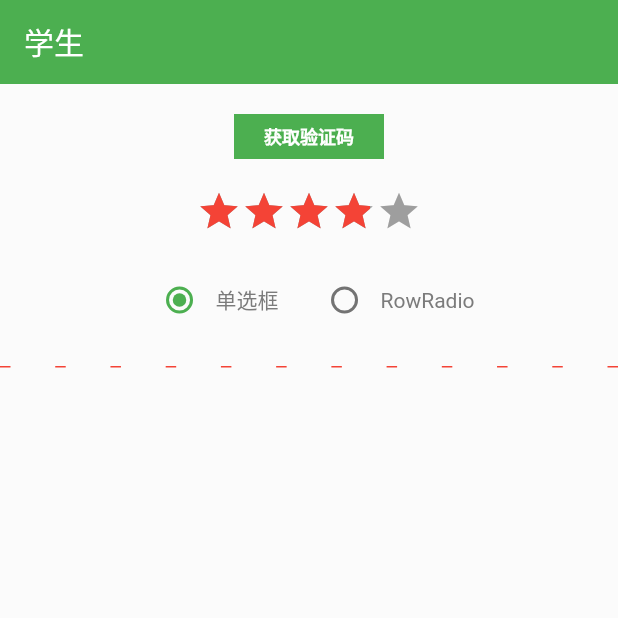
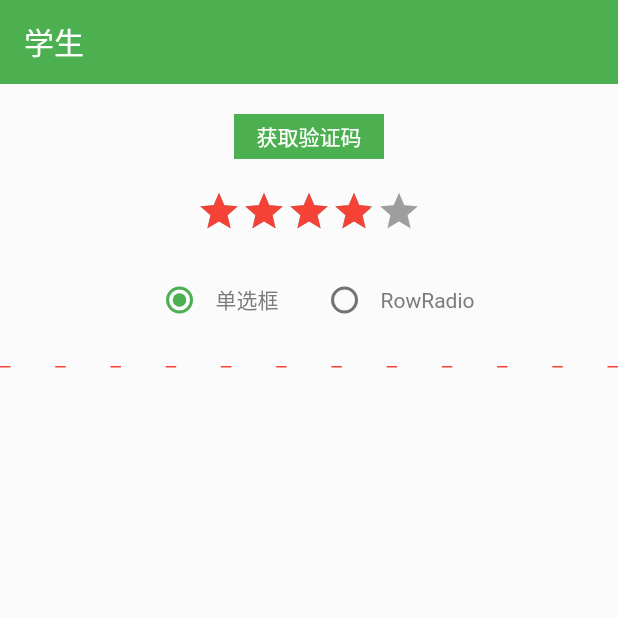
Before and after one commit to kingsic/flutterkit, a Flutter app: the screen it shows after launch, item 4 of the bottom bar chosen, on a phone screen of 412 x 824 dp, the top half of it. Run offline on Flutter 3.47's test engine with Material 2 defaults, Android fonts, the phone set to English and light mode, and no system bars; our stand-ins replace dio; missing offline and left inert: dart:html.

Commit message:
【组件的优化】

```diff
--- a/lib/components/get_verification_code.dart
+++ b/lib/components/get_verification_code.dart
@@ -10,23 +10,17 @@ class GetVerificationCode extends StatefulWidget {
   /// 倒计时结束后的按钮文字，默认为：重新验证码
   final String endData;
 
-  /// 文字大小，默认为：12
-  final double fontSize;
+  /// 文本样式
+  final TextStyle style;
 
-  /// 文字字号重，默认为：FontWeight.w600
-  final FontWeight fontWeight;
+  /// 不能点击状态下的文本样式
+  final TextStyle disabledStyle;
 
-  /// 普通状态下文字颜色，默认为：Colors.white
-  final Color textColor;
+  /// 普通状态下按钮的颜色，默认为：Colors.green
+  final Color color;
 
-  /// 不能点击状态下文字颜色，默认为：Colors.green
-  final Color disabledTextColor;
-
-  /// 普通状态下按钮背景颜色，默认为：Colors.green
-  final Color backgroundColor;
-
-  /// 不能点击状态下按钮背景颜色，默认为：Colors.black12
-  final Color disabledBackgroundColor;
+  /// 不能点击状态下按钮的颜色，默认为：Colors.black12
+  final Color disabledColor;
 
   /// 倒计时时间，默认为：60s
   final int count;
@@ -42,6 +36,9 @@ class GetVerificationCode extends StatefulWidget {
 
   /// 按钮的高度
   final double height;
+
+  /// 布局样式，默认为：Alignment.center
+  final AlignmentGeometry alignment;
 
   /// 圆角（BorderRadius.circular(_) or BorderRadius.only(topLeft: Radius.circular(_)））
   final BorderRadius borderRadius;
@@ -59,17 +56,16 @@ class GetVerificationCode extends StatefulWidget {
     Key key,
     this.data = "获取验证码",
     this.endData = "重新验证码",
-    this.fontSize = 12,
-    this.fontWeight = FontWeight.w600,
-    this.textColor = Colors.white,
-    this.disabledTextColor = Colors.green,
-    this.backgroundColor = Colors.green,
-    this.disabledBackgroundColor = Colors.black12,
+    this.style,
+    this.disabledStyle,
+    this.color = Colors.green,
+    this.disabledColor = Colors.black12,
     this.count = 60,
     this.previousText = "",
     this.followingText = "",
     this.width,
     this.height,
+    this.alignment = Alignment.center,
     this.borderRadius,
     this.borderWidth = 0.5,
     this.borderColor = Colors.transparent,
@@ -132,11 +128,11 @@ class _GetVerificationCodeState extends State<GetVerificationCode> {
       child: Container(
           width: widget.width,
           height: widget.height,
-          alignment: Alignment.center,
+          alignment: widget.alignment,
           decoration: BoxDecoration(
             color: isEnable
-                ? widget.backgroundColor
-                : widget.disabledBackgroundColor,
+                ? widget.color
+                : widget.disabledColor,
             borderRadius: widget.borderRadius,
             border: Border.all(
                 width: widget.borderWidth, color: widget.borderColor),
@@ -145,11 +141,7 @@ class _GetVerificationCodeState extends State<GetVerificationCode> {
             absorbing: !isEnable,
             child: Text(
               "${_tempBtnText ?? widget.data}",
-              style: TextStyle(
-                fontSize: widget.fontSize,
-                color: isEnable ? widget.textColor : widget.disabledTextColor,
-                fontWeight: widget.fontWeight,
-              ),
+              style: isEnable ? widget.style : widget.disabledStyle,
             ),
           )),
       onTap: () {
--- a/lib/views/student_page.dart
+++ b/lib/views/student_page.dart
@@ -21,6 +21,9 @@ class StudentPage extends StatelessWidget {
                 height: 30,
                 width: 100,
                 followingText: "s",
+                style: TextStyle(
+                  color: Colors.white
+                ),
               ),
               SizedBox(height: 20),
               StarRating(
```
Also changed, not shown: lib/components/number_limit_input_formatter.dart (+4 -4 lines), lib/components/tb_text.dart (+39 -12 lines), lib/extension/string.dart (added, +24 -0 lines), lib/tools/app_tools.dart (+0 -7 lines).
